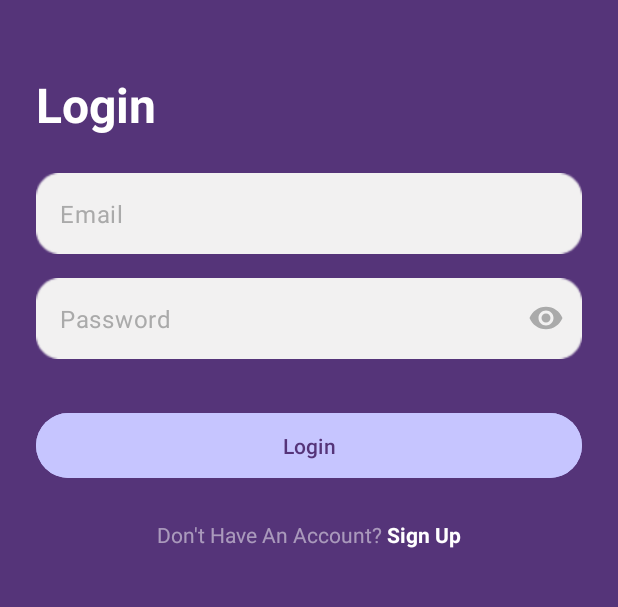
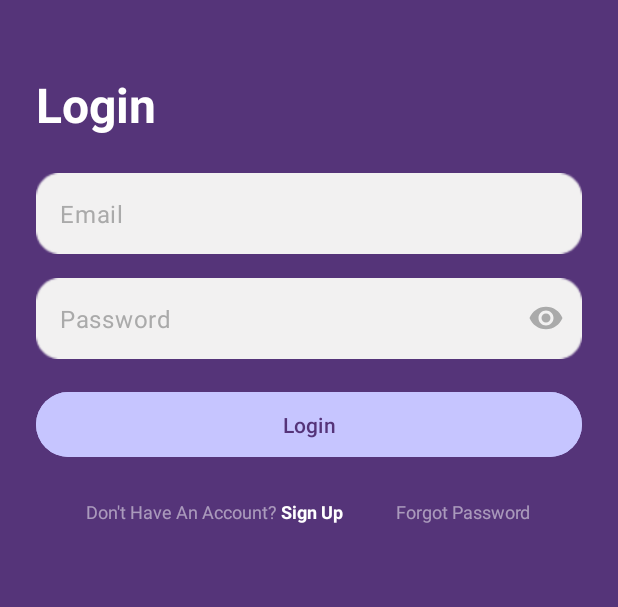
Before and after one commit to Xin-overclocked/SmartyPaws, an Android app: the screen it shows after launch (LoginActivity), on a phone screen of 412 x 824 dp, the part 291-898 px from its top. Run offline under Robolectric (Android 15) with nearby library versions, the phone set to English and light mode, and no system bars; our stand-ins replace Firebase (no records; nobody signed in at launch, a user with empty details on screens opened directly).

Commit message:
ForgotPassword feature

```diff
--- a/app/src/main/AndroidManifest.xml
+++ b/app/src/main/AndroidManifest.xml
@@ -35,6 +35,7 @@
         </activity>
         <activity android:name=".ProfileActivity" />
         <activity android:name=".SignUpActivity" />
+        <activity android:name=".ForgotPasswordActivity" />
         <activity android:name=".MainActivity" />
         <activity android:name=".FlashcardEditActivity" />
         <activity android:name=".FlashcardViewActivity" />
--- a/app/src/main/java/com/example/smartypaws/LoginActivity.java
+++ b/app/src/main/java/com/example/smartypaws/LoginActivity.java
@@ -3,6 +3,7 @@ package com.example.smartypaws;
 import android.content.Intent;
 import android.os.Bundle;
 import android.util.Patterns;
+import android.widget.TextView;
 import android.widget.Toast;
 
 import androidx.appcompat.app.AppCompatActivity;
@@ -26,6 +27,7 @@ public class LoginActivity extends AppCompatActivity {
 //    private FirebaseFirestore db;
     private FirebaseAuth mAuth;
     private GoogleSignInClient mGoogleSignInClient;
+    private TextView forgotPassword;
     private static final int RC_SIGN_IN = 9001;
 
     @Override
@@ -55,6 +57,12 @@ public class LoginActivity extends AppCompatActivity {
 //        db = FirebaseFirestore.getInstance();
 
         activityLoginBinding.loginButton.setOnClickListener(v -> performLogin());
+
+        forgotPassword = findViewById(R.id.forgotPassword);
+        forgotPassword.setOnClickListener(v -> {
+            Intent intent = new Intent(this, ForgotPasswordActivity.class);
+            startActivity(intent);
+        });
 
 //        activityLoginBinding.googleSignInButton.setOnClickListener(v -> {
 //            signInWithGoogle();
--- a/app/src/main/res/layout/activity_login.xml
+++ b/app/src/main/res/layout/activity_login.xml
@@ -63,13 +63,14 @@
             android:inputType="textPassword"
             android:padding="16dp"
             android:textColorHint="#AAAAAA" />
+
     </com.google.android.material.textfield.TextInputLayout>
 
     <com.google.android.material.button.MaterialButton
         android:id="@+id/loginButton"
         android:layout_width="match_parent"
         android:layout_height="wrap_content"
-        android:layout_marginTop="32dp"
+        android:layout_marginTop="18dp"
         android:backgroundTint="@color/light_purple"
         android:padding="12dp"
         android:text="Login"
@@ -89,7 +90,7 @@
             android:layout_height="wrap_content"
             android:text="Don't Have An Account? "
             android:textColor="#80FFFFFF"
-            android:textSize="14sp" />
+            android:textSize="12sp" />
 
         <TextView
             android:id="@+id/signUpLink"
@@ -97,8 +98,19 @@
             android:layout_height="wrap_content"
             android:text="Sign Up"
             android:textColor="@android:color/white"
-            android:textSize="14sp"
+            android:textSize="12sp"
             android:textStyle="bold" />
+
+        <TextView
+            android:id="@+id/forgotPassword"
+            android:layout_width="wrap_content"
+            android:layout_height="wrap_content"
+            android:layout_gravity="center_horizontal"
+            android:layout_marginTop="5dp"
+            android:layout_marginLeft="35dp"
+            android:text="Forgot Password"
+            android:textColor="#80FFFFFF"
+            android:textSize="12sp" />
     </LinearLayout>
 
 <!--    <TextView-->
--- a/app/src/main/res/layout/activity_signup.xml
+++ b/app/src/main/res/layout/activity_signup.xml
@@ -19,7 +19,7 @@
         android:layout_width="wrap_content"
         android:layout_height="wrap_content"
         android:layout_gravity="start"
-        android:layout_marginTop="48dp"
+        android:layout_marginTop="38dp"
         android:text="Sign Up"
         android:textColor="@android:color/white"
         android:textSize="32sp"
@@ -132,7 +132,7 @@
 <!--        android:id="@+id/googleSignInButton"-->
 <!--        android:layout_width="match_parent"-->
 <!--        android:layout_height="wrap_content"-->
-<!--        android:layout_marginTop="24dp"-->
+<!--        android:layout_marginTop="2dp"-->
 <!--        android:backgroundTint="@color/light_purple"-->
 <!--        android:padding="12dp"-->
 <!--        android:text="Continue with Google"-->
```
Also changed, not shown: app/src/main/java/com/example/smartypaws/ForgotPasswordActivity.java (+17 -1 lines).
